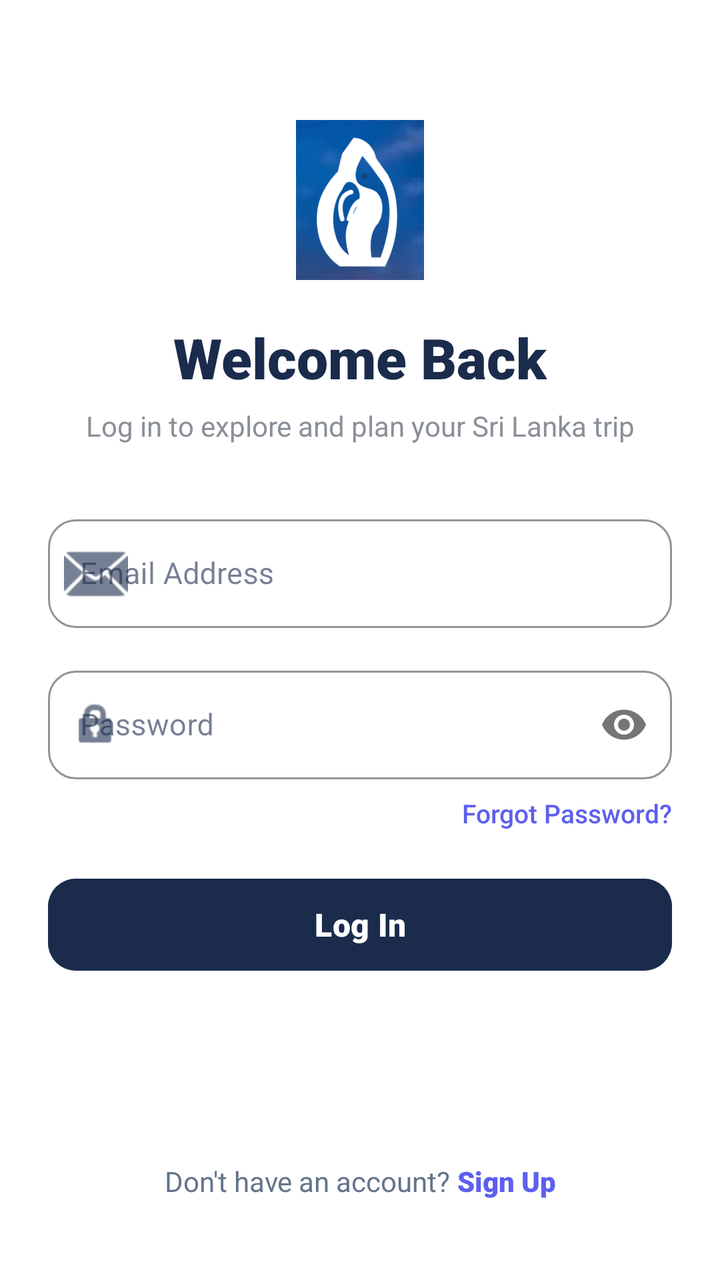
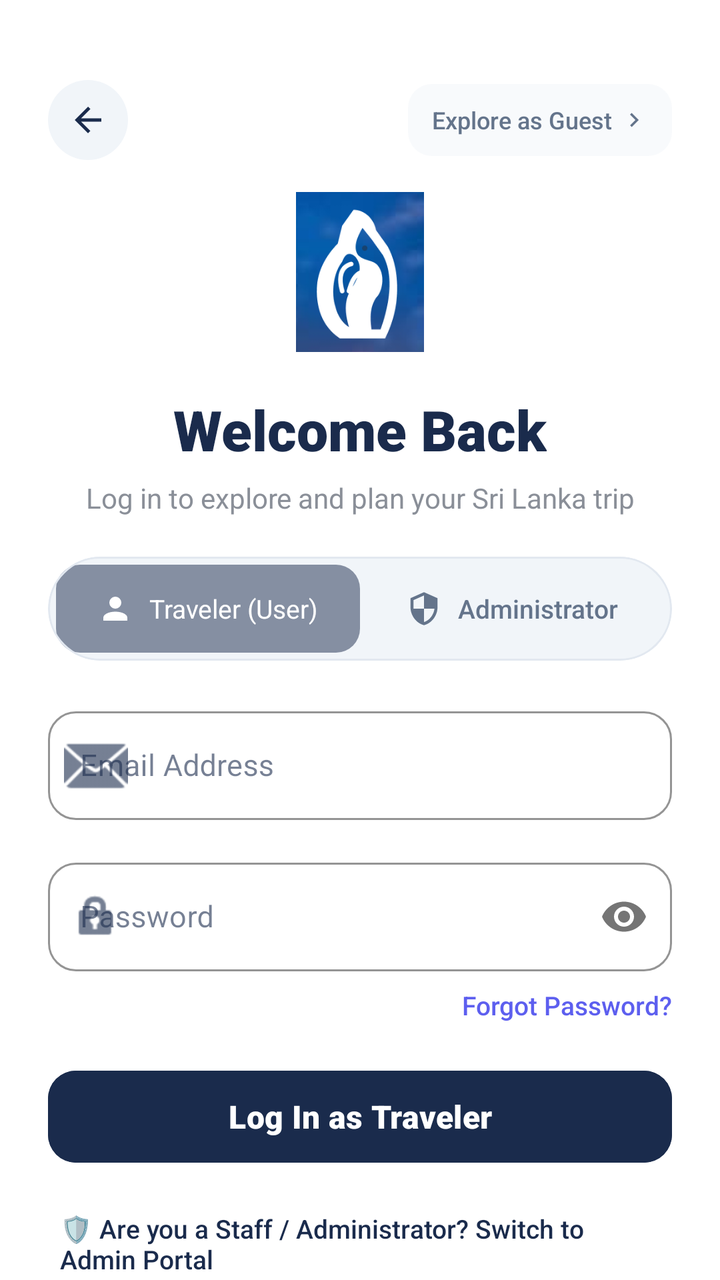

The first picture is an Android layout as it rendered before a commit; the second is the same layout after the commit. The layout source and the unified diff follow.
<!-- AndroidManifest.xml: application theme Theme.LankaGo -->
<!-- res/layout/fragment_login.xml -->
<?xml version="1.0" encoding="utf-8"?>
<androidx.constraintlayout.widget.ConstraintLayout
    xmlns:android="http://schemas.android.com/apk/res/android"
    xmlns:app="http://schemas.android.com/apk/res-auto"
    xmlns:tools="http://schemas.android.com/tools"
    android:layout_width="match_parent"
    android:layout_height="match_parent"
    android:background="#FFFFFF">

    <ScrollView
        android:layout_width="match_parent"
        android:layout_height="match_parent"
        android:fillViewport="true"
        android:scrollbars="none">

        <androidx.constraintlayout.widget.ConstraintLayout
            android:layout_width="match_parent"
            android:layout_height="wrap_content"
            android:paddingHorizontal="24dp"
            android:paddingVertical="40dp">

            
            <ImageView
                android:id="@+id/img_logo"
                android:layout_width="80dp"
                android:layout_height="80dp"
                android:layout_marginTop="20dp"
                android:src="@drawable/logo"
                android:contentDescription="LankaGo Logo"
                app:layout_constraintEnd_toEndOf="parent"
                app:layout_constraintStart_toStartOf="parent"
                app:layout_constraintTop_toTopOf="parent" />

            
            <TextView
                android:id="@+id/tv_title"
                android:layout_width="wrap_content"
                android:layout_height="wrap_content"
                android:layout_marginTop="20dp"
                android:fontFamily="sans-serif-black"
                android:text="Welcome Back"
                android:textColor="#1A2B4C"
                android:textSize="28sp"
                app:layout_constraintEnd_toEndOf="parent"
                app:layout_constraintStart_toStartOf="parent"
                app:layout_constraintTop_toBottomOf="@id/img_logo" />

            <TextView
                android:id="@+id/tv_subtitle"
                android:layout_width="wrap_content"
                android:layout_height="wrap_content"
                android:layout_marginTop="6dp"
                android:fontFamily="sans-serif"
                android:text="Log in to explore and plan your Sri Lanka trip"
                android:textColor="#8A8F98"
                android:textSize="14sp"
                app:layout_constraintEnd_toEndOf="parent"
                app:layout_constraintStart_toStartOf="parent"
                app:layout_constraintTop_toBottomOf="@id/tv_title" />

            
            <com.google.android.material.textfield.TextInputLayout
                android:id="@+id/til_email"
                style="@style/Widget.MaterialComponents.TextInputLayout.OutlinedBox"
                android:layout_width="0dp"
                android:layout_height="wrap_content"
                android:layout_marginTop="32dp"
                android:hint="Email Address"
                app:boxCornerRadiusBottomEnd="14dp"
                app:boxCornerRadiusBottomStart="14dp"
                app:boxCornerRadiusTopEnd="14dp"
                app:boxCornerRadiusTopStart="14dp"
                app:boxStrokeColor="#1A2B4C"
                app:startIconDrawable="@android:drawable/ic_dialog_email"
                app:layout_constraintEnd_toEndOf="parent"
                app:layout_constraintStart_toStartOf="parent"
                app:layout_constraintTop_toBottomOf="@id/tv_subtitle">

                <com.google.android.material.textfield.TextInputEditText
                    android:id="@+id/et_email"
                    android:layout_width="match_parent"
                    android:layout_height="wrap_content"
                    android:inputType="textEmailAddress"
                    android:textColor="#1A2B4C"
                    android:textSize="15sp" />
            </com.google.android.material.textfield.TextInputLayout>

            
            <com.google.android.material.textfield.TextInputLayout
                android:id="@+id/til_password"
                style="@style/Widget.MaterialComponents.TextInputLayout.OutlinedBox"
                android:layout_width="0dp"
                android:layout_height="wrap_content"
                android:layout_marginTop="16dp"
                android:hint="Password"
                app:boxCornerRadiusBottomEnd="14dp"
                app:boxCornerRadiusBottomStart="14dp"
                app:boxCornerRadiusTopEnd="14dp"
                app:boxCornerRadiusTopStart="14dp"
                app:boxStrokeColor="#1A2B4C"
                app:passwordToggleEnabled="true"
                app:startIconDrawable="@android:drawable/ic_lock_idle_lock"
                app:layout_constraintEnd_toEndOf="parent"
                app:layout_constraintStart_toStartOf="parent"
                app:layout_constraintTop_toBottomOf="@id/til_email">

                <com.google.android.material.textfield.TextInputEditText
                    android:id="@+id/et_password"
                    android:layout_width="match_parent"
                    android:layout_height="wrap_content"
                    android:inputType="textPassword"
                    android:textColor="#1A2B4C"
                    android:textSize="15sp" />
            </com.google.android.material.textfield.TextInputLayout>

            
            <TextView
                android:id="@+id/tv_forgot_password"
                android:layout_width="wrap_content"
                android:layout_height="wrap_content"
                android:layout_marginTop="8dp"
                android:fontFamily="sans-serif-medium"
                android:text="Forgot Password?"
                android:textColor="#5D5FEF"
                android:textSize="13sp"
                app:layout_constraintEnd_toEndOf="parent"
                app:layout_constraintTop_toBottomOf="@id/til_password" />

            
            <com.google.android.material.button.MaterialButton
                android:id="@+id/btn_login"
                android:layout_width="0dp"
                android:layout_height="54dp"
                android:layout_marginTop="20dp"
                android:backgroundTint="#1A2B4C"
                android:fontFamily="sans-serif-black"
                android:text="Log In"
                android:textAllCaps="false"
                android:textColor="#FFFFFF"
                android:textSize="16sp"
                app:cornerRadius="14dp"
                app:layout_constraintEnd_toEndOf="parent"
                app:layout_constraintStart_toStartOf="parent"
                app:layout_constraintTop_toBottomOf="@id/tv_forgot_password" />

            
            <ProgressBar
                android:id="@+id/pb_login_loading"
                android:layout_width="32dp"
                android:layout_height="32dp"
                android:layout_marginTop="16dp"
                android:indeterminateTint="#5D5FEF"
                android:visibility="gone"
                app:layout_constraintEnd_toEndOf="parent"
                app:layout_constraintStart_toStartOf="parent"
                app:layout_constraintTop_toBottomOf="@id/btn_login" />

            
            <LinearLayout
                android:id="@+id/layout_register_footer"
                android:layout_width="wrap_content"
                android:layout_height="wrap_content"
                android:layout_marginTop="32dp"
                android:orientation="horizontal"
                app:layout_constraintBottom_toBottomOf="parent"
                app:layout_constraintEnd_toEndOf="parent"
                app:layout_constraintStart_toStartOf="parent"
                app:layout_constraintTop_toBottomOf="@id/pb_login_loading"
                app:layout_constraintVertical_bias="1.0">

                <TextView
                    android:layout_width="wrap_content"
                    android:layout_height="wrap_content"
                    android:text="Don't have an account? "
                    android:textColor="#64748B"
                    android:textSize="14sp" />

                <TextView
                    android:id="@+id/tv_register_link"
                    android:layout_width="wrap_content"
                    android:layout_height="wrap_content"
                    android:fontFamily="sans-serif-black"
                    android:text="Sign Up"
                    android:textColor="#5D5FEF"
                    android:textSize="14sp" />
            </LinearLayout>

        </androidx.constraintlayout.widget.ConstraintLayout>
    </ScrollView>

</androidx.constraintlayout.widget.ConstraintLayout>
<!-- resources referenced by this layout -->
<resources>
  <style name="Theme.LankaGo" parent="Base.Theme.LankaGo" />
  <color name="primary">#1A2B4C</color>
  <color name="on_primary">#FFFFFF</color>
  <color name="primary_container">#E6EEF8</color>
  <color name="on_primary_container">#0D192E</color>
  <color name="secondary">#F59E0B</color>
  <color name="on_secondary">#FFFFFF</color>
  <color name="secondary_container">#FEF3C7</color>
  <color name="on_secondary_container">#78350F</color>
  <color name="background_primary">#F8F9FA</color>
  <color name="surface_card">#FFFFFF</color>
  <color name="text_primary">#1A2B4C</color>
  <color name="surface_variant">#F1F5F9</color>
  <color name="text_secondary">#64748B</color>
  <color name="border">#E2E8F0</color>
  <style name="Widget.LankaGo.Button" parent="Widget.Material3.Button">
          <item name="backgroundTint">@color/primary</item>
          <item name="android:textColor">@color/on_primary</item>
          <item name="cornerRadius">12dp</item>
      </style>
  <style name="Widget.LankaGo.FloatingActionButton" parent="Widget.Material3.FloatingActionButton.Primary">
          <item name="backgroundTint">@color/secondary</item>
          <item name="tint">@color/on_secondary</item>
      </style>
  <style name="Widget.LankaGo.BottomNavigationView" parent="Widget.Material3.BottomNavigationView">
          <item name="backgroundTint">@color/surface_card</item>
          <item name="itemIconTint">@color/primary</item>
          <item name="itemTextColor">@color/primary</item>
          <item name="itemActiveIndicatorStyle">@style/Widget.LankaGo.ActiveIndicator</item>
      </style>
  <style name="Widget.LankaGo.ActiveIndicator" parent="Widget.Material3.BottomNavigationView.ActiveIndicator">
          <item name="android:color">@color/primary_container</item>
      </style>
  <!-- unchanged entries left out for length: 2 -->
</resources>

<!-- the commit's change to res/layout/fragment_login.xml (unified diff, before → after) -->
@@ -21,15 +21,60 @@
 
             
             <ImageView
+                android:id="@+id/btn_back_login"
+                android:layout_width="40dp"
+                android:layout_height="40dp"
+                android:background="@drawable/bg_white_circle"
+                android:backgroundTint="#F1F5F9"
+                android:padding="10dp"
+                android:src="@drawable/ic_arrow_back"
+                android:contentDescription="Back"
+                app:tint="#1A2B4C"
+                app:layout_constraintStart_toStartOf="parent"
+                app:layout_constraintTop_toTopOf="parent" />
+
+            <LinearLayout
+                android:id="@+id/btn_skip_login"
+                android:layout_width="wrap_content"
+                android:layout_height="36dp"
+                android:background="@drawable/bg_pill"
+                android:backgroundTint="#F1F5F9"
+                android:clickable="true"
+                android:focusable="true"
+                android:gravity="center_vertical"
+                android:orientation="horizontal"
+                android:paddingHorizontal="12dp"
+                app:layout_constraintBottom_toBottomOf="@id/btn_back_login"
+                app:layout_constraintEnd_toEndOf="parent"
+                app:layout_constraintTop_toTopOf="@id/btn_back_login">
+
+                <TextView
+                    android:layout_width="wrap_content"
+                    android:layout_height="wrap_content"
+                    android:fontFamily="sans-serif-medium"
+                    android:text="Explore as Guest"
+                    android:textColor="#64748B"
+                    android:textSize="12sp" />
+
+                <ImageView
+                    android:layout_width="14dp"
+                    android:layout_height="14dp"
+                    android:layout_marginStart="4dp"
+                    android:src="@drawable/ic_chevron_right"
+                    app:tint="#64748B" />
+            </LinearLayout>
+
+            
+            <ImageView
                 android:id="@+id/img_logo"
                 android:layout_width="80dp"
                 android:layout_height="80dp"
-                android:layout_marginTop="20dp"
+                android:layout_marginTop="16dp"
                 android:src="@drawable/logo"
                 android:contentDescription="LankaGo Logo"
                 app:layout_constraintEnd_toEndOf="parent"
                 app:layout_constraintStart_toStartOf="parent"
-                app:layout_constraintTop_toTopOf="parent" />
+                app:layout_constraintTop_toBottomOf="@id/btn_back_login" />
 
             
             <TextView
@@ -59,12 +104,97 @@
                 app:layout_constraintTop_toBottomOf="@id/tv_title" />
 
             
+            <com.google.android.material.card.MaterialCardView
+                android:id="@+id/layout_role_selector"
+                android:layout_width="0dp"
+                android:layout_height="52dp"
+                android:layout_marginTop="20dp"
+                app:cardCornerRadius="26dp"
+                app:cardElevation="0dp"
+                app:strokeWidth="1dp"
+                app:strokeColor="#E2E8F0"
+                app:cardBackgroundColor="#F1F5F9"
+                app:layout_constraintEnd_toEndOf="parent"
+                app:layout_constraintStart_toStartOf="parent"
+                app:layout_constraintTop_toBottomOf="@id/tv_subtitle">
+
+                <LinearLayout
+                    android:layout_width="match_parent"
+                    android:layout_height="match_parent"
+                    android:orientation="horizontal"
+                    android:padding="4dp">
+
+                    
+                    <LinearLayout
+                        android:id="@+id/btn_role_user"
+                        android:layout_width="0dp"
+                        android:layout_height="match_parent"
+                        android:layout_weight="1"
+                        android:background="@drawable/bg_pill"
+                        android:backgroundTint="#1A2B4C"
+                        android:gravity="center"
+                        android:clickable="true"
+                        android:focusable="true"
+                        android:orientation="horizontal">
+
+                        <ImageView
+                            android:id="@+id/iv_role_user_icon"
+                            android:layout_width="18dp"
+                            android:layout_height="18dp"
+                            android:src="@drawable/ic_nav_profile"
+                            app:tint="#FFFFFF" />
+
+                        <TextView
+                            android:id="@+id/tv_role_user_text"
+                            android:layout_width="wrap_content"
+                            android:layout_height="wrap_content"
+                            android:layout_marginStart="8dp"
+                            android:fontFamily="sans-serif-bold"
+                            android:text="Traveler (User)"
+                            android:textColor="#FFFFFF"
+                            android:textSize="13sp" />
+                    </LinearLayout>
+
+                    
+                    <LinearLayout
+                        android:id="@+id/btn_role_admin"
+                        android:layout_width="0dp"
+                        android:layout_height="match_parent"
+                        android:layout_weight="1"
+                        android:background="@android:color/transparent"
+                        android:gravity="center"
+                        android:clickable="true"
+                        android:focusable="true"
+                        android:orientation="horizontal">
+
+                        <ImageView
+                            android:id="@+id/iv_role_admin_icon"
+                            android:layout_width="18dp"
+                            android:layout_height="18dp"
+                            android:src="@drawable/ic_shield"
+                            app:tint="#64748B" />
+
+                        <TextView
+                            android:id="@+id/tv_role_admin_text"
+                            android:layout_width="wrap_content"
+                            android:layout_height="wrap_content"
+                            android:layout_marginStart="8dp"
+                            android:fontFamily="sans-serif-medium"
+                            android:text="Administrator"
+                            android:textColor="#64748B"
+                            android:textSize="13sp" />
+                    </LinearLayout>
+
+                </LinearLayout>
+            </com.google.android.material.card.MaterialCardView>
+
+            
             <com.google.android.material.textfield.TextInputLayout
                 android:id="@+id/til_email"
                 style="@style/Widget.MaterialComponents.TextInputLayout.OutlinedBox"
                 android:layout_width="0dp"
                 android:layout_height="wrap_content"
-                android:layout_marginTop="32dp"
+                android:layout_marginTop="20dp"
                 android:hint="Email Address"
                 app:boxCornerRadiusBottomEnd="14dp"
                 app:boxCornerRadiusBottomStart="14dp"
@@ -74,7 +204,7 @@
                 app:startIconDrawable="@android:drawable/ic_dialog_email"
                 app:layout_constraintEnd_toEndOf="parent"
                 app:layout_constraintStart_toStartOf="parent"
-                app:layout_constraintTop_toBottomOf="@id/tv_subtitle">
+                app:layout_constraintTop_toBottomOf="@id/layout_role_selector">
 
                 <com.google.android.material.textfield.TextInputEditText
                     android:id="@+id/et_email"
@@ -134,7 +264,7 @@
                 android:layout_marginTop="20dp"
                 android:backgroundTint="#1A2B4C"
                 android:fontFamily="sans-serif-black"
-                android:text="Log In"
+                android:text="Log In as Traveler"
                 android:textAllCaps="false"
                 android:textColor="#FFFFFF"
                 android:textSize="16sp"
@@ -156,16 +286,31 @@
                 app:layout_constraintTop_toBottomOf="@id/btn_login" />
 
             
+            <TextView
+                android:id="@+id/tv_switch_to_admin"
+                android:layout_width="wrap_content"
+                android:layout_height="wrap_content"
+                android:layout_marginTop="14dp"
+                android:fontFamily="sans-serif-medium"
+                android:padding="6dp"
+                android:text="🛡️ Are you a Staff / Administrator? Switch to Admin Portal"
+                android:textColor="#1A2B4C"
+                android:textSize="13sp"
+                app:layout_constraintEnd_toEndOf="parent"
+                app:layout_constraintStart_toStartOf="parent"
+                app:layout_constraintTop_toBottomOf="@id/pb_login_loading" />
+
+            
             <LinearLayout
                 android:id="@+id/layout_register_footer"
                 android:layout_width="wrap_content"
                 android:layout_height="wrap_content"
-                android:layout_marginTop="32dp"
+                android:layout_marginTop="20dp"
                 android:orientation="horizontal"
                 app:layout_constraintBottom_toBottomOf="parent"
                 app:layout_constraintEnd_toEndOf="parent"
                 app:layout_constraintStart_toStartOf="parent"
-                app:layout_constraintTop_toBottomOf="@id/pb_login_loading"
+                app:layout_constraintTop_toBottomOf="@id/tv_switch_to_admin"
                 app:layout_constraintVertical_bias="1.0">
 
                 <TextView
<!-- resource entries referenced after the edit -->
@@ -1,5 +1,58 @@
 <!-- resources referenced by this layout -->
 <resources>
+  <!-- drawable bg_pill (drawable) -->
+  <?xml version="1.0" encoding="utf-8"?>
+  <shape xmlns:android="http://schemas.android.com/apk/res/android"
+      android:shape="rectangle">
+      <solid android:color="#80000000"/>
+      <corners android:radius="12dp"/>
+  </shape>
+  <!-- drawable bg_white_circle (drawable) -->
+  <?xml version="1.0" encoding="utf-8"?>
+  <shape xmlns:android="http://schemas.android.com/apk/res/android"
+      android:shape="oval">
+      <solid android:color="#FFFFFF"/>
+  </shape>
+  <!-- drawable ic_arrow_back (drawable) -->
+  <vector xmlns:android="http://schemas.android.com/apk/res/android"
+      android:width="24dp"
+      android:height="24dp"
+      android:viewportWidth="24.0"
+      android:viewportHeight="24.0">
+      <path
+          android:fillColor="#1A2B4C"
+          android:pathData="M20,11H7.83l5.59-5.59L12,4l-8,8 8,8 1.41-1.41L7.83,13H20v-2z"/>
+  </vector>
+  <!-- drawable ic_chevron_right (drawable) -->
+  <vector xmlns:android="http://schemas.android.com/apk/res/android"
+      android:width="24dp"
+      android:height="24dp"
+      android:viewportWidth="24"
+      android:viewportHeight="24">
+      <path
+          android:fillColor="#1A2B4C"
+          android:pathData="M10,6L8.59,7.41 13.17,12l-4.58,4.59L10,18l6,-6z"/>
+  </vector>
+  <!-- drawable ic_nav_profile (drawable) -->
+  <vector xmlns:android="http://schemas.android.com/apk/res/android"
+      android:width="24dp"
+      android:height="24dp"
+      android:viewportWidth="24"
+      android:viewportHeight="24">
+      <path
+          android:fillColor="#1A2B4C"
+          android:pathData="M12,4A4,4 0 0,1 16,8A4,4 0 0,1 12,12A4,4 0 0,1 8,8A4,4 0 0,1 12,4M12,14C16.42,14 20,15.79 20,18V20H4V18C4,15.79 7.58,14 12,14Z"/>
+  </vector>
+  <!-- drawable ic_shield (drawable) -->
+  <vector xmlns:android="http://schemas.android.com/apk/res/android"
+      android:width="24dp"
+      android:height="24dp"
+      android:viewportWidth="24"
+      android:viewportHeight="24">
+      <path
+          android:fillColor="#1A2B4C"
+          android:pathData="M12,1L3,5v6c0,5.55 3.84,10.74 9,12 5.16,-1.26 9,-6.45 9,-12V5l-9,-4zm0,10.99h7c-0.53,4.12 -3.28,7.79 -7,8.94V12H5V6.3l7,-3.11v8.8z"/>
+  </vector>
   <style name="Theme.LankaGo" parent="Base.Theme.LankaGo" />
   <color name="primary">#1A2B4C</color>
   <color name="on_primary">#FFFFFF</color>
